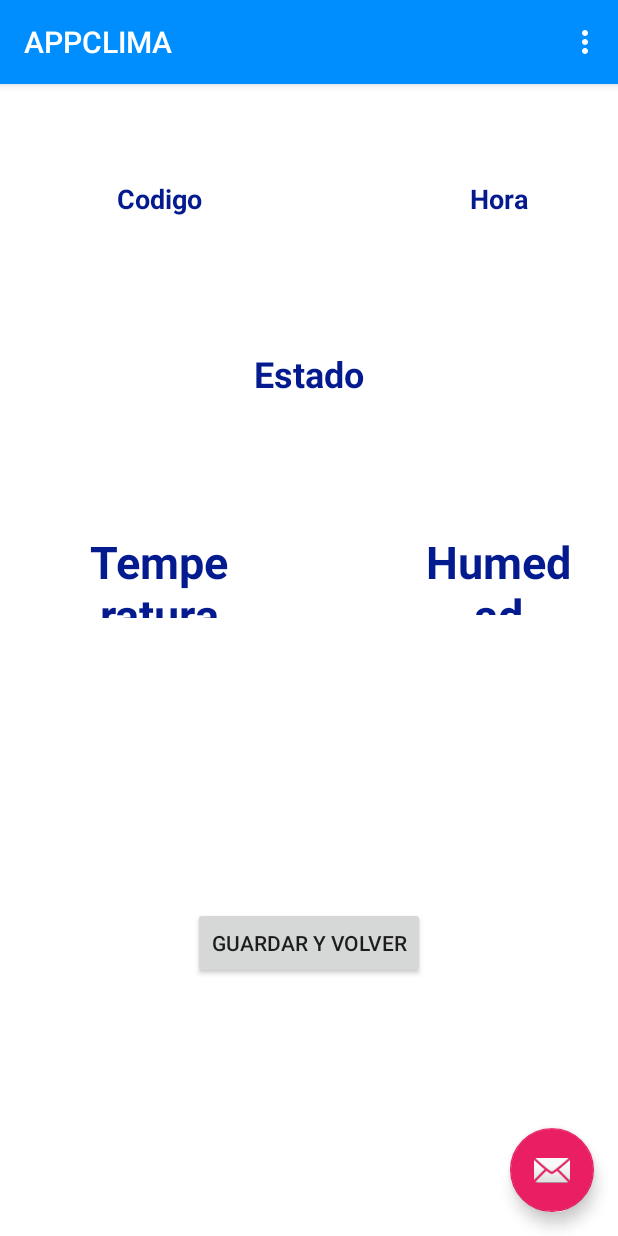
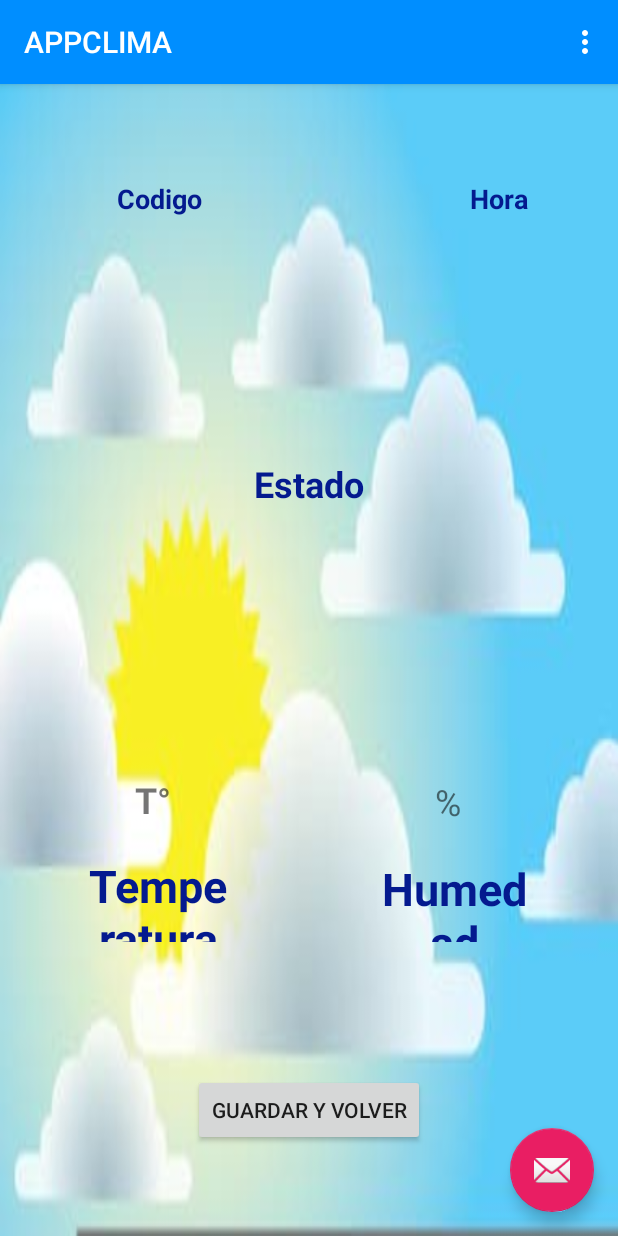
Before and after one commit to KatherinaSeguel/APPCLIMA, an Android app: the SecondFragment screen opened through its navigation route, on a phone screen of 412 x 824 dp. Run offline under Robolectric (Android 15) with nearby library versions, the phone set to English and light mode, and no system bars; our stand-ins replace Room's generated code; libraries missing offline, so code that uses them is left out: android.net.sip.

Commit message:
Actualizacion 10:00 031020

```diff
--- a/app/src/main/java/model/ClimaDAO.kt
+++ b/app/src/main/java/model/ClimaDAO.kt
@@ -1,23 +1,17 @@
 package model
 
 import androidx.lifecycle.LiveData
-import androidx.room.Dao
-import androidx.room.Insert
-import androidx.room.OnConflictStrategy
-import androidx.room.Query
+import androidx.room.*
 
 
 @Dao
 interface ClimaDAO {
 
     @Insert(onConflict = OnConflictStrategy.REPLACE)
-    suspend fun insertAllClima(mClimaList: List<ClimaItem>)
+    fun insertAllClima(mClimaList: List<ClimaItem>)
 
     @Query("SELECT * FROM clima_table")
     fun getAllClimaFromDB(): LiveData<List<ClimaItem>>
-
-    @Query("SELECT * FROM clima_table WHERE clima=:clima" )
-    fun getClimaByID(clima: String): LiveData<ClimaItem>
 
     @Query("SELECT * FROM clima_table WHERE codigo=:codigo" )
     fun getCodigoByID(codigo: String): LiveData<ClimaItem>
@@ -35,4 +29,8 @@ interface ClimaDAO {
     @Query("SELECT * FROM clima_table WHERE humedad=:humedad" )
     fun getHumedadByID(humedad: String): LiveData<ClimaItem>
 
+    @Update
+    fun getUpdate(mClimaList: List<ClimaItem>)
+
+
 }
--- a/app/src/main/java/model/ClimaItem.kt
+++ b/app/src/main/java/model/ClimaItem.kt
@@ -7,7 +7,7 @@ import com.google.gson.annotations.SerializedName
 
 @Entity(tableName = "clima_table")
 data class ClimaItem(
-    @PrimaryKey (autoGenerate = true) val clima: Int = 0,
+    @PrimaryKey
     @SerializedName("Codigo")
     val codigo: String,
     @SerializedName("Estacion")
--- a/app/src/main/res/layout/clima.xml
+++ b/app/src/main/res/layout/clima.xml
@@ -23,20 +23,5 @@
         app:layout_constraintStart_toStartOf="parent"
         app:layout_constraintTop_toTopOf="parent" />
 
-    <TextView
-        android:id="@+id/tv_clima2"
-        android:layout_width="0dp"
-        android:layout_height="match_parent"
-        android:layout_centerHorizontal="true"
-        android:layout_marginStart="16dp"
-        android:layout_marginTop="2dp"
-        android:layout_marginEnd="16dp"
-        android:padding="8dp"
-        android:textAlignment="center"
-        android:textSize="22sp"
-        android:textStyle="italic"
-        app:layout_constraintEnd_toEndOf="parent"
-        app:layout_constraintHorizontal_bias="0.0"
-        app:layout_constraintStart_toStartOf="parent"
-        app:layout_constraintTop_toTopOf="parent" />
+
 </androidx.constraintlayout.widget.ConstraintLayout>
--- a/app/src/main/res/layout/fragment_first.xml
+++ b/app/src/main/res/layout/fragment_first.xml
@@ -4,6 +4,7 @@
     xmlns:tools="http://schemas.android.com/tools"
     android:layout_width="match_parent"
     android:layout_height="match_parent"
+    android:background="@drawable/tiempo"
     tools:context="ui.FirstFragment">
 
     <androidx.recyclerview.widget.RecyclerView
--- a/app/src/main/res/layout/fragment_second.xml
+++ b/app/src/main/res/layout/fragment_second.xml
@@ -4,7 +4,7 @@
     xmlns:tools="http://schemas.android.com/tools"
     android:layout_width="match_parent"
     android:layout_height="match_parent"
-    android:background="#FFFFFF"
+    android:background="@drawable/tiempo"
     tools:context="ui.SecondFragment">
 
     <TextView
@@ -29,15 +29,13 @@
         android:id="@+id/button"
         android:layout_width="wrap_content"
         android:layout_height="wrap_content"
-        android:layout_marginStart="90dp"
-        android:layout_marginTop="185dp"
-        android:layout_marginEnd="90dp"
-        android:layout_marginBottom="50dp"
+        android:layout_marginStart="128dp"
+        android:layout_marginEnd="128dp"
+        android:layout_marginBottom="60dp"
         android:text="Guardar y Volver"
         app:layout_constraintBottom_toBottomOf="parent"
         app:layout_constraintEnd_toEndOf="parent"
-        app:layout_constraintStart_toStartOf="parent"
-        app:layout_constraintTop_toBottomOf="@+id/textView3" />
+        app:layout_constraintStart_toStartOf="parent" />
 
     <TextView
         android:id="@+id/textView2"
@@ -57,10 +55,10 @@
         android:id="@+id/textView3"
         android:layout_width="185dp"
         android:layout_height="65dp"
-        android:layout_marginStart="90dp"
-        android:layout_marginTop="55dp"
-        android:layout_marginEnd="90dp"
-        android:layout_marginBottom="56dp"
+        android:layout_marginStart="113dp"
+        android:layout_marginTop="60dp"
+        android:layout_marginEnd="113dp"
+        android:layout_marginBottom="125dp"
         android:text="Estado"
         android:textAlignment="center"
         android:textColor="#041A8F"
@@ -69,36 +67,57 @@
         app:layout_constraintBottom_toTopOf="@+id/textView4"
         app:layout_constraintEnd_toEndOf="parent"
         app:layout_constraintStart_toStartOf="parent"
-        app:layout_constraintTop_toBottomOf="@+id/textView2" />
+        app:layout_constraintTop_toBottomOf="@+id/textView" />
 
     <TextView
         android:id="@+id/textView4"
-        android:layout_width="94dp"
+        android:layout_width="99dp"
         android:layout_height="58dp"
-        android:layout_marginStart="28dp"
-        android:layout_marginTop="56dp"
-        android:layout_marginEnd="96dp"
+        android:layout_marginStart="56dp"
+        android:layout_marginBottom="88dp"
         android:text="Temperatura"
         android:textAlignment="center"
         android:textColor="#041A8F"
         android:textSize="30sp"
         android:textStyle="bold"
-        app:layout_constraintEnd_toStartOf="@+id/textView5"
-        app:layout_constraintStart_toStartOf="parent"
-        app:layout_constraintTop_toBottomOf="@+id/textView3" />
+        app:layout_constraintBottom_toTopOf="@+id/button"
+        app:layout_constraintStart_toStartOf="parent" />
 
     <TextView
         android:id="@+id/textView5"
-        android:layout_width="103dp"
+        android:layout_width="99dp"
         android:layout_height="56dp"
-        android:layout_marginTop="56dp"
-        android:layout_marginEnd="28dp"
+        android:layout_marginEnd="59dp"
+        android:layout_marginBottom="88dp"
         android:text="Humedad"
         android:textAlignment="center"
         android:textColor="#041A8F"
         android:textSize="30sp"
         android:textStyle="bold"
-        app:layout_constraintEnd_toEndOf="parent"
-        app:layout_constraintTop_toBottomOf="@+id/textView3" />
+        app:layout_constraintBottom_toTopOf="@+id/button"
+        app:layout_constraintEnd_toEndOf="parent" />
+
+    <TextView
+        android:id="@+id/textView6"
+        android:layout_width="38dp"
+        android:layout_height="37dp"
+        android:layout_marginStart="90dp"
+        android:layout_marginBottom="16dp"
+        android:text="T°"
+        android:textSize="24sp"
+        android:textStyle="bold"
+        app:layout_constraintBottom_toTopOf="@+id/textView4"
+        app:layout_constraintStart_toStartOf="parent" />
+
+    <TextView
+        android:id="@+id/textView7"
+        android:layout_width="32dp"
+        android:layout_height="38dp"
+        android:layout_marginEnd="90dp"
+        android:layout_marginBottom="16dp"
+        android:text="%"
+        android:textSize="24sp"
+        app:layout_constraintBottom_toTopOf="@+id/textView5"
+        app:layout_constraintEnd_toEndOf="parent" />
 
 </androidx.constraintlayout.widget.ConstraintLayout>
```
Also changed, not shown: app/src/main/res/drawable/tiempo.jpg (added).
